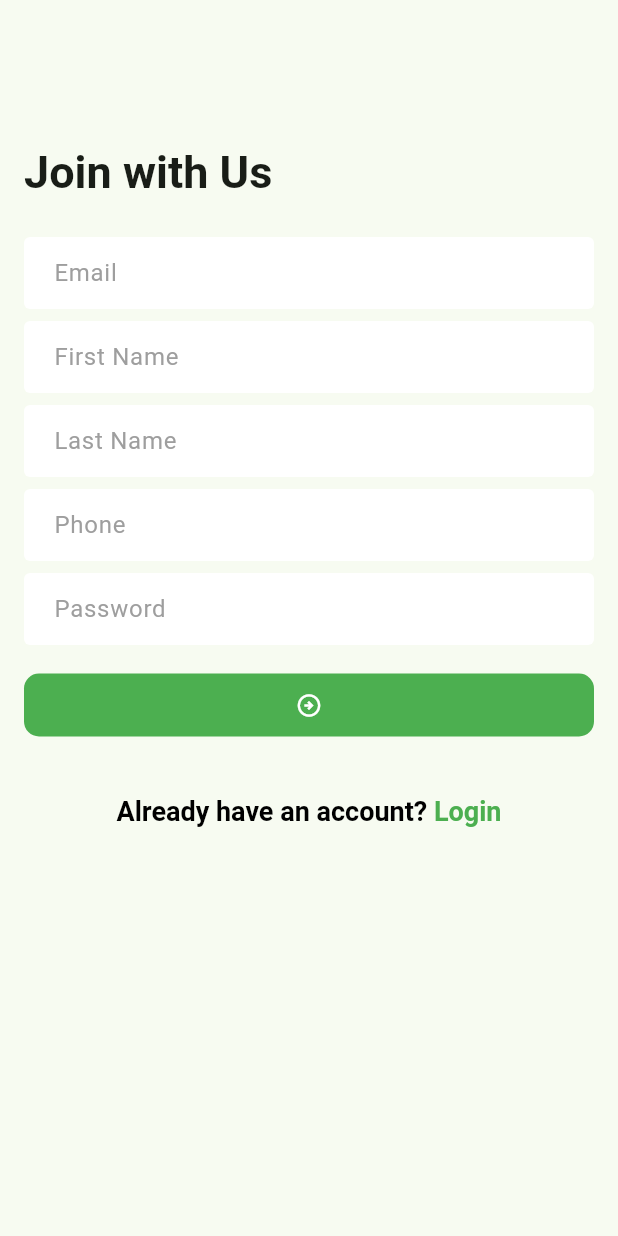
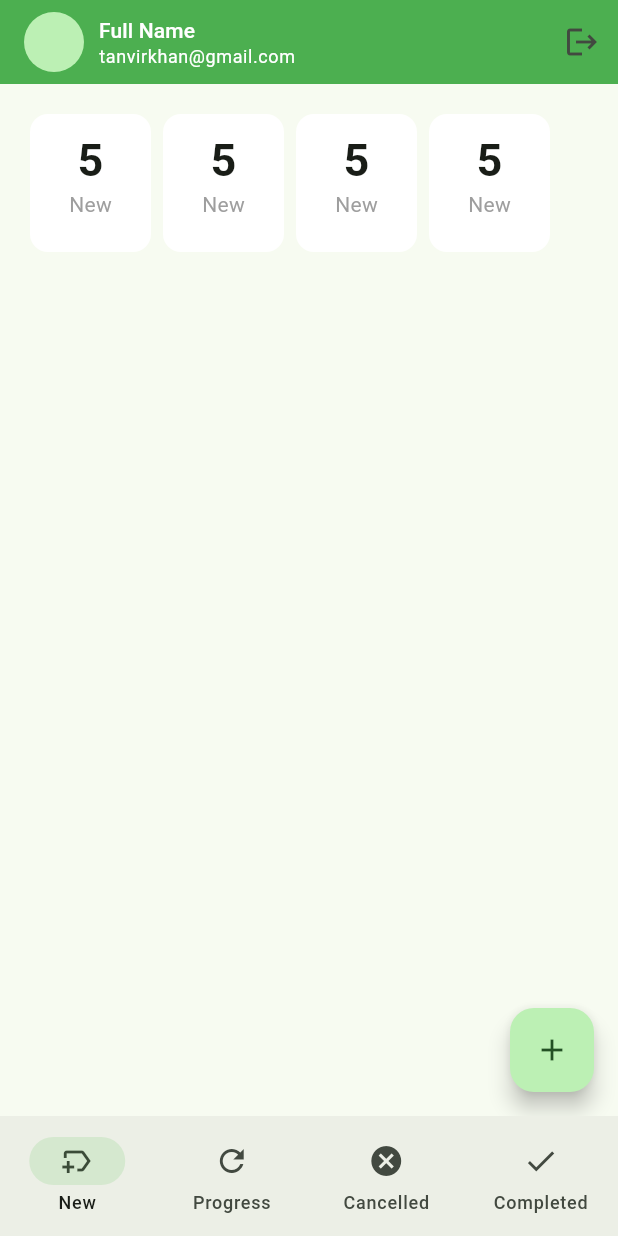
Before and after one commit to tanvirkhan00/task_management_project, a Flutter app: the SignupScreen screen opened directly, after a tap on the "arrow circle right" icon, on a phone screen of 412 x 824 dp. Run offline on Flutter 3.47's test engine with Material 3 defaults, Android fonts, the phone set to English and light mode, and no system bars; our stand-ins replace flutter_svg, pin_code_fields.

Commit message:
Add profile, card count and bottom tab

```diff
--- a/lib/ui/Screen/login_screen.dart
+++ b/lib/ui/Screen/login_screen.dart
@@ -1,5 +1,6 @@
 import 'package:flutter/gestures.dart';
 import 'package:flutter/material.dart';
+import 'package:task_managenent/ui/Screen/main_nav_holder_Screen.dart';
 import 'package:task_managenent/ui/Screen/signup_screen.dart';
 import 'package:task_managenent/ui/widgets/screen_background.dart';
 
@@ -48,7 +49,7 @@ class _LoginScreenState extends State<LoginScreen> {
                         ),
                       ),
                       const SizedBox(height: 8,),
-                      FilledButton(onPressed: (){},
+                      FilledButton(onPressed: _mainNavHolderScreenButton,
                           child: Icon(Icons.arrow_circle_right_outlined)),
                       const SizedBox( height: 36,),
                       Center(
@@ -92,6 +93,13 @@ class _LoginScreenState extends State<LoginScreen> {
     Navigator.push(context, MaterialPageRoute(builder: (context) => ForgetPasswordViaEmail()));
   }
 
+  void _mainNavHolderScreenButton() {
+    Navigator.pushAndRemoveUntil(
+        context, MaterialPageRoute(builder: (context) => MainNavHolderScreen()),
+      (predicate) => false,
+    );
+  }
+
   @override
   void dispose() {
     _emailController.dispose();
--- /dev/null
+++ b/lib/ui/Screen/main_nav_holder_Screen.dart
@@ -0,0 +1,41 @@
+import 'package:flutter/material.dart';
+import 'package:task_managenent/ui/Screen/progressTaskScreen.dart';
+import 'package:task_managenent/ui/Screen/tm_appbar.dart';
+
+class MainNavHolderScreen extends StatefulWidget {
+  const MainNavHolderScreen({super.key});
+
+  @override
+  State<MainNavHolderScreen> createState() => _MainNavHolderScreenState();
+}
+
+class _MainNavHolderScreenState extends State<MainNavHolderScreen> {
+  int _selectedIndex = 0;
+
+  final List<Widget> _screens = [
+    Progresstaskscreen(),
+    Progresstaskscreen(),
+    Progresstaskscreen(),
+    Progresstaskscreen(),
+  ];
+
+  @override
+  Widget build(BuildContext context) {
+    return Scaffold(
+       appBar: TMAppBar(),
+      body: _screens[_selectedIndex],
+      bottomNavigationBar: NavigationBar(
+        selectedIndex: _selectedIndex,
+          onDestinationSelected: (int index) {
+          _selectedIndex = index;
+          setState(() {});
+          },
+          destinations: [
+            NavigationDestination(icon: Icon(Icons.new_label_outlined), label: 'New'),
+            NavigationDestination(icon: Icon(Icons.refresh), label: 'Progress'),
+            NavigationDestination(icon: Icon(Icons.cancel), label: 'Cancelled'),
+            NavigationDestination(icon: Icon(Icons.done), label: 'Completed'),
+          ] ),
+    );
+  }
+}
--- /dev/null
+++ b/lib/ui/Screen/progressTaskScreen.dart
@@ -0,0 +1,43 @@
+import 'package:flutter/material.dart';
+import 'package:task_managenent/ui/Screen/task_count_card.dart';
+
+class Progresstaskscreen extends StatefulWidget {
+  const Progresstaskscreen({super.key});
+
+  @override
+  State<Progresstaskscreen> createState() => _ProgresstaskscreenState();
+}
+
+class _ProgresstaskscreenState extends State<Progresstaskscreen> {
+  @override
+  Widget build(BuildContext context) {
+    return Scaffold(
+      body: Padding(
+        padding: const EdgeInsets.symmetric(horizontal: 16),
+        child: Column(
+          children: [
+            const SizedBox(height: 16,),
+            SizedBox(
+              height: 100,
+              child: ListView.separated(
+                itemCount: 4,
+                scrollDirection: Axis.horizontal,
+                itemBuilder: (context,index) {
+                  return TCStatusCard(
+                    title: 'New',
+                    count: 05,
+                  );
+                },
+                separatorBuilder: (context, index) {
+                  return SizedBox(height: 08,);
+                },
+              ),
+            )
+          ],
+        ),
+      ),
+      floatingActionButton: FloatingActionButton(onPressed: (){},
+        child: Icon(Icons.add),),
+    );
+  }
+}
--- a/lib/ui/Screen/signup_screen.dart
+++ b/lib/ui/Screen/signup_screen.dart
@@ -1,5 +1,6 @@
 import 'package:flutter/gestures.dart';
 import 'package:flutter/material.dart';
+import 'package:task_managenent/ui/Screen/main_nav_holder_Screen.dart';
 
 import '../widgets/screen_background.dart';
 
@@ -73,7 +74,7 @@ class _SignupScreenState extends State<SignupScreen> {
                     ),
                     const SizedBox(height: 8,),
                     const SizedBox(height: 8,),
-                    FilledButton(onPressed: (){},
+                    FilledButton(onPressed: _onTapMainNavHolderButton,
                         child: Icon(Icons.arrow_circle_right_outlined)),
                     const SizedBox( height: 36,),
                     Center(
@@ -89,7 +90,7 @@ class _SignupScreenState extends State<SignupScreen> {
                               children: [TextSpan(text: 'Login', style: TextStyle(
                                   color: Colors.green
                               ),
-                                  recognizer: TapGestureRecognizer()..onTap = _ontaplogin
+                                  recognizer: TapGestureRecognizer()..onTap = _ontaploginButton
                               )]
                           )),
                         ],
@@ -104,9 +105,16 @@ class _SignupScreenState extends State<SignupScreen> {
     );
   }
 
-  void _ontaplogin() {
+  void _ontaploginButton() {
     Navigator.pop(context);
   }
+
+  void _onTapMainNavHolderButton() {
+    Navigator.pushAndRemoveUntil(context, MaterialPageRoute(builder: (context) => MainNavHolderScreen()),
+        (predicate)=> false
+    );
+  }
+
 
   @override
   void dispose() {
--- /dev/null
+++ b/lib/ui/Screen/task_count_card.dart
@@ -0,0 +1,28 @@
+import 'package:flutter/cupertino.dart';
+import 'package:flutter/material.dart';
+
+class TCStatusCard extends StatelessWidget {
+  const TCStatusCard({
+    super.key, required this.title, required this.count,
+  });
+
+  final String title;
+  final int count;
+
+  @override
+  Widget build(BuildContext context) {
+    return Card(
+      elevation: 0,
+      color: Colors.white,
+      child: Padding(
+        padding: const EdgeInsets.symmetric(horizontal: 26, vertical: 12),
+        child: Column(
+          children: [
+            Text('$count', style: Theme.of(context).textTheme.titleLarge,),
+            Text('$title', style: TextStyle(color: Colors.grey),)
+          ],
+        ),
+      ),
+    );
+  }
+}
--- /dev/null
+++ b/lib/ui/Screen/tm_appbar.dart
@@ -0,0 +1,37 @@
+import 'package:flutter/cupertino.dart';
+import 'package:flutter/material.dart';
+
+class TMAppBar extends StatelessWidget implements PreferredSizeWidget {
+  const TMAppBar({
+    super.key,
+  });
+
+  @override
+  Widget build(BuildContext context) {
+    return AppBar(
+      backgroundColor: Colors.green,
+      title: Row(
+        spacing: 10,
+        children: [
+          CircleAvatar(),
+          Column(
+            crossAxisAlignment: CrossAxisAlignment.start,
+            children: [
+              Text('Full Name',
+                  style: Theme.of(context).textTheme.titleSmall?.copyWith(color: Colors.white)),
+              Text('tanvirkhan@gmail.com',
+                  style: Theme.of(context).textTheme.bodySmall?.copyWith(color: Colors.white))
+            ],
+          )
+        ],
+      ),
+      actions: [
+        IconButton(onPressed: () {}, icon: Icon(Icons.logout))
+      ],
+    );
+  }
+
+  @override
+  // TODO: implement preferredSize
+  Size get preferredSize => Size.fromHeight(kToolbarHeight);
+}
```
